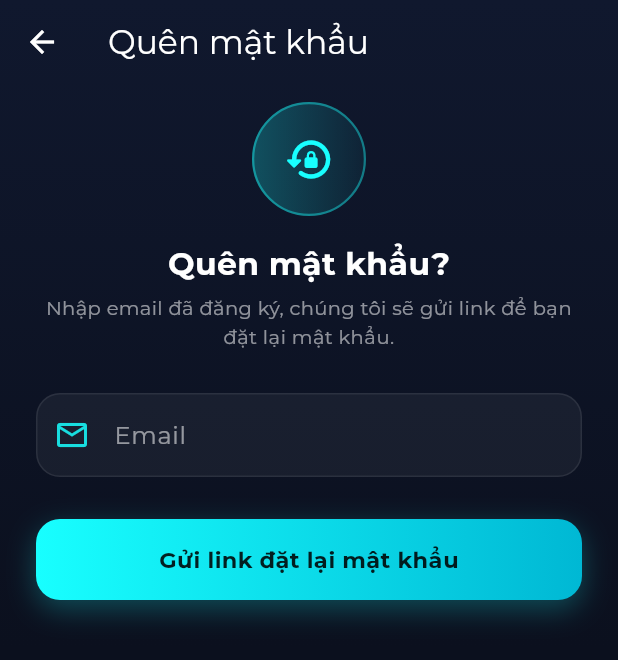
After one commit to ThanhTruc297PRJ/WEB_Taixe, a Flutter app: the screen it shows after launch, after a tap on "Quên mật khẩu?", on a phone screen of 412 x 824 dp. The commit adds this screen. Shown: the top 660 px of the screen. Run offline on Flutter 3.47's test engine with Material 3 defaults, Android fonts, the phone set to English and light mode, and no system bars; our stand-ins replace animate_do, audioplayers, camera, firebase_auth, firebase_core, fluentui_system_icons and 7 more; missing offline and left inert: flutter_foreground_task, google_mlkit_face_mesh_detection, tflite_flutter; accounts and stored records are empty.

Commit message:
feat(auth): them luong quen mat khau tren app (Firebase gui mail) va nut dat lai mat khau cho tai xe tren web admin

```diff
--- /dev/null
+++ b/mobile/lib/presentation/screens/auth/forgot_password_screen.dart
@@ -0,0 +1,270 @@
+import 'package:flutter/material.dart';
+import 'package:provider/provider.dart';
+import 'package:animate_do/animate_do.dart';
+
+import '../../viewmodels/auth_view_model.dart';
+
+/// Quên mật khẩu: tài xế nhập email -> Firebase gửi link đặt lại mật khẩu
+/// (miễn phí, tự xử lý phía Firebase, không cần backend riêng).
+class ForgotPasswordScreen extends StatefulWidget {
+  const ForgotPasswordScreen({super.key});
+
+  @override
+  State<ForgotPasswordScreen> createState() => _ForgotPasswordScreenState();
+}
+
+class _ForgotPasswordScreenState extends State<ForgotPasswordScreen> {
+  final _form = GlobalKey<FormState>();
+  final _email = TextEditingController();
+  bool _sent = false;
+
+  @override
+  void dispose() {
+    _email.dispose();
+    super.dispose();
+  }
+
+  Future<void> _submit() async {
+    if (!_form.currentState!.validate()) return;
+    final vm = context.read<AuthViewModel>();
+    final ok = await vm.sendPasswordResetEmail(_email.text);
+    if (ok && mounted) setState(() => _sent = true);
+  }
+
+  InputDecoration _fieldDecoration() {
+    OutlineInputBorder border(Color color, double width) =>
+        OutlineInputBorder(
+          borderRadius: BorderRadius.circular(16),
+          borderSide: BorderSide(color: color, width: width),
+        );
+    return InputDecoration(
+      labelText: 'Email',
+      labelStyle: const TextStyle(color: Colors.white54),
+      prefixIcon: Icon(
+        Icons.email_outlined,
+        color: Colors.cyanAccent.withValues(alpha: 0.85),
+      ),
+      filled: true,
+      fillColor: Colors.white.withValues(alpha: 0.05),
+      contentPadding: const EdgeInsets.symmetric(horizontal: 16, vertical: 16),
+      border: border(Colors.white.withValues(alpha: 0.08), 1),
+      enabledBorder: border(Colors.white.withValues(alpha: 0.08), 1),
+      focusedBorder: border(Colors.cyanAccent, 1.4),
+      errorBorder: border(Colors.redAccent.withValues(alpha: 0.6), 1),
+      focusedErrorBorder: border(Colors.redAccent, 1.4),
+    );
+  }
+
+  @override
+  Widget build(BuildContext context) {
+    final vm = context.watch<AuthViewModel>();
+
+    return Scaffold(
+      extendBodyBehindAppBar: true,
+      appBar: AppBar(
+        title: const Text('Quên mật khẩu'),
+        backgroundColor: Colors.transparent,
+        elevation: 0,
+      ),
+      body: Container(
+        decoration: const BoxDecoration(
+          gradient: LinearGradient(
+            begin: Alignment.topCenter,
+            end: Alignment.bottomCenter,
+            colors: [Color(0xFF10182E), Color(0xFF0B101E)],
+          ),
+        ),
+        child: SafeArea(
+          child: SingleChildScrollView(
+            padding: const EdgeInsets.fromLTRB(24, 12, 24, 32),
+            child: Form(
+              key: _form,
+              child: Column(
+                crossAxisAlignment: CrossAxisAlignment.stretch,
+                children: [
+                  FadeInDown(
+                    duration: const Duration(milliseconds: 450),
+                    child: Center(
+                      child: Column(
+                        children: [
+                          Container(
+                            width: 76,
+                            height: 76,
+                            decoration: BoxDecoration(
+                              shape: BoxShape.circle,
+                              gradient: LinearGradient(
+                                colors: [
+                                  Colors.cyanAccent.withValues(alpha: 0.25),
+                                  Colors.cyanAccent.withValues(alpha: 0.05),
+                                ],
+                              ),
+                              border: Border.all(
+                                color: Colors.cyanAccent.withValues(alpha: 0.4),
+                                width: 1.5,
+                              ),
+                            ),
+                            child: Icon(
+                              _sent
+                                  ? Icons.mark_email_read_outlined
+                                  : Icons.lock_reset_rounded,
+                              size: 34,
+                              color: Colors.cyanAccent,
+                            ),
+                          ),
+                          const SizedBox(height: 16),
+                          Text(
+                            _sent ? 'Kiểm tra email của bạn' : 'Quên mật khẩu?',
+                            style: const TextStyle(
+                              fontSize: 21,
+                              fontWeight: FontWeight.bold,
+                              color: Colors.white,
+                            ),
+                          ),
+                          const SizedBox(height: 6),
+                          Text(
+                            _sent
+                                ? 'Đã gửi link đặt lại mật khẩu tới ${_email.text.trim()} — '
+                                    'bấm vào link trong email (kể cả mục Spam) để đặt mật khẩu mới.'
+                                : 'Nhập email đã đăng ký, chúng tôi sẽ gửi link để bạn đặt '
+                                    'lại mật khẩu.',
+                            textAlign: TextAlign.center,
+                            style: const TextStyle(
+                              color: Colors.white54,
+                              fontSize: 13,
+                            ),
+                          ),
+                        ],
+                      ),
+                    ),
+                  ),
+                  const SizedBox(height: 28),
+                  if (!_sent) ...[
+                    FadeInUp(
+                      duration: const Duration(milliseconds: 450),
+                      delay: const Duration(milliseconds: 80),
+                      child: TextFormField(
+                        controller: _email,
+                        style: const TextStyle(color: Colors.white),
+                        keyboardType: TextInputType.emailAddress,
+                        autocorrect: false,
+                        decoration: _fieldDecoration(),
+                        validator: (v) => (v == null || !v.contains('@'))
+                            ? 'Email không hợp lệ'
+                            : null,
+                      ),
+                    ),
+                    if (vm.actionError != null) ...[
+                      const SizedBox(height: 16),
+                      Container(
+                        padding: const EdgeInsets.symmetric(
+                          horizontal: 14,
+                          vertical: 12,
+                        ),
+                        decoration: BoxDecoration(
+                          color: Colors.redAccent.withValues(alpha: 0.12),
+                          borderRadius: BorderRadius.circular(14),
+                          border: Border.all(
+                            color: Colors.redAccent.withValues(alpha: 0.3),
+                          ),
+                        ),
+                        child: Row(
+                          children: [
+                            const Icon(
+                              Icons.error_outline,
+                              color: Colors.redAccent,
+                              size: 18,
+                            ),
+                            const SizedBox(width: 10),
+                            Expanded(
+                              child: Text(
+                                vm.actionError!,
+                                style: const TextStyle(
+                                  color: Colors.redAccent,
+                                  fontSize: 13,
+                                ),
+                              ),
+                            ),
+                          ],
+                        ),
+                      ),
+                    ],
+                    const SizedBox(height: 28),
+                    FadeInUp(
+                      duration: const Duration(milliseconds: 450),
+                      delay: const Duration(milliseconds: 140),
+                      child: SizedBox(
+                        height: 54,
+                        child: DecoratedBox(
+                          decoration: BoxDecoration(
+                            borderRadius: BorderRadius.circular(16),
+                            gradient: const LinearGradient(
+                              colors: [Colors.cyanAccent, Color(0xFF00B8D4)],
+                            ),
+                            boxShadow: [
+                              BoxShadow(
+                                color: Colors.cyanAccent.withValues(alpha: 0.25),
+                                blurRadius: 16,
+                                offset: const Offset(0, 6),
+                              ),
+                            ],
+                          ),
+                          child: Material(
+                            color: Colors.transparent,
+                            child: InkWell(
+                              borderRadius: BorderRadius.circular(16),
+                              onTap: vm.busy ? null : _submit,
+                              child: Center(
+                                child: vm.busy
+                                    ? const SizedBox(
+                                        height: 22,
+                                        width: 22,
+                                        child: CircularProgressIndicator(
+                                          strokeWidth: 2.4,
+                                          color: Colors.black87,
+                                        ),
+                                      )
+                                    : const Text(
+                                        'Gửi link đặt lại mật khẩu',
+                                        style: TextStyle(
+                                          color: Colors.black87,
+                                          fontWeight: FontWeight.bold,
+                                          fontSize: 15,
+                                        ),
+                                      ),
+                              ),
+                            ),
+                          ),
+                        ),
+                      ),
+                    ),
+                  ] else ...[
+                    FadeInUp(
+                      duration: const Duration(milliseconds: 450),
+                      delay: const Duration(milliseconds: 80),
+                      child: OutlinedButton(
+                        onPressed: () => Navigator.of(context).maybePop(),
+                        style: OutlinedButton.styleFrom(
+                          minimumSize: const Size.fromHeight(54),
+                          side: BorderSide(
+                            color: Colors.cyanAccent.withValues(alpha: 0.4),
+                          ),
+                          shape: RoundedRectangleBorder(
+                            borderRadius: BorderRadius.circular(16),
+                          ),
+                        ),
+                        child: const Text(
+                          'Quay lại đăng nhập',
+                          style: TextStyle(color: Colors.cyanAccent),
+                        ),
+                      ),
+                    ),
+                  ],
+                ],
+              ),
+            ),
+          ),
+        ),
+      ),
+    );
+  }
+}
--- a/mobile/lib/presentation/screens/auth/login_screen.dart
+++ b/mobile/lib/presentation/screens/auth/login_screen.dart
@@ -2,6 +2,7 @@ import 'package:flutter/material.dart';
 import 'package:provider/provider.dart';
 
 import '../../viewmodels/auth_view_model.dart';
+import 'forgot_password_screen.dart';
 import 'register_screen.dart';
 
 class LoginScreen extends StatefulWidget {
@@ -81,6 +82,27 @@ class _LoginScreenState extends State<LoginScreen> {
                     validator: (v) =>
                         (v == null || v.isEmpty) ? 'Nhập mật khẩu' : null,
                   ),
+                  Align(
+                    alignment: Alignment.centerRight,
+                    child: TextButton(
+                      onPressed: vm.busy
+                          ? null
+                          : () => Navigator.of(context).push(
+                                MaterialPageRoute(
+                                  builder: (_) => const ForgotPasswordScreen(),
+                                ),
+                              ),
+                      style: TextButton.styleFrom(
+                        padding: EdgeInsets.zero,
+                        minimumSize: const Size(0, 0),
+                        tapTargetSize: MaterialTapTargetSize.shrinkWrap,
+                      ),
+                      child: const Text(
+                        'Quên mật khẩu?',
+                        style: TextStyle(fontSize: 12, color: Colors.white54),
+                      ),
+                    ),
+                  ),
                   if (vm.actionError != null) ...[
                     const SizedBox(height: 12),
                     Text(
--- a/mobile/lib/presentation/viewmodels/auth_view_model.dart
+++ b/mobile/lib/presentation/viewmodels/auth_view_model.dart
@@ -128,6 +128,11 @@ class AuthViewModel extends ChangeNotifier {
   Future<bool> resendVerificationEmail() =>
       _run(() => _auth.sendEmailVerification());
 
+  /// Quên mật khẩu: gửi email đặt lại mật khẩu (màn "Quên mật khẩu?" từ màn
+  /// đăng nhập gọi). Không cần đăng nhập trước đó.
+  Future<bool> sendPasswordResetEmail(String email) =>
+      _run(() => _auth.sendPasswordResetEmail(email));
+
   /// Đã đăng nhập nhưng thiếu hồ sơ -> chỉ gửi hồ sơ.
   Future<bool> registerProfile({
     required String name,
--- a/mobile/lib/services/auth_service.dart
+++ b/mobile/lib/services/auth_service.dart
@@ -37,4 +37,10 @@ class AuthService {
   Future<void> reloadCurrentUser() async {
     await _auth.currentUser?.reload();
   }
+
+  /// Firebase tự gửi email đặt lại mật khẩu (miễn phí, không cần backend) —
+  /// tài xế bấm link trong email để tự đặt mật khẩu mới. Không yêu cầu đăng
+  /// nhập trước đó (dùng ngay từ màn đăng nhập khi quên mật khẩu).
+  Future<void> sendPasswordResetEmail(String email) =>
+      _auth.sendPasswordResetEmail(email: email.trim());
 }
```
Also changed, not shown: 4 other files.
